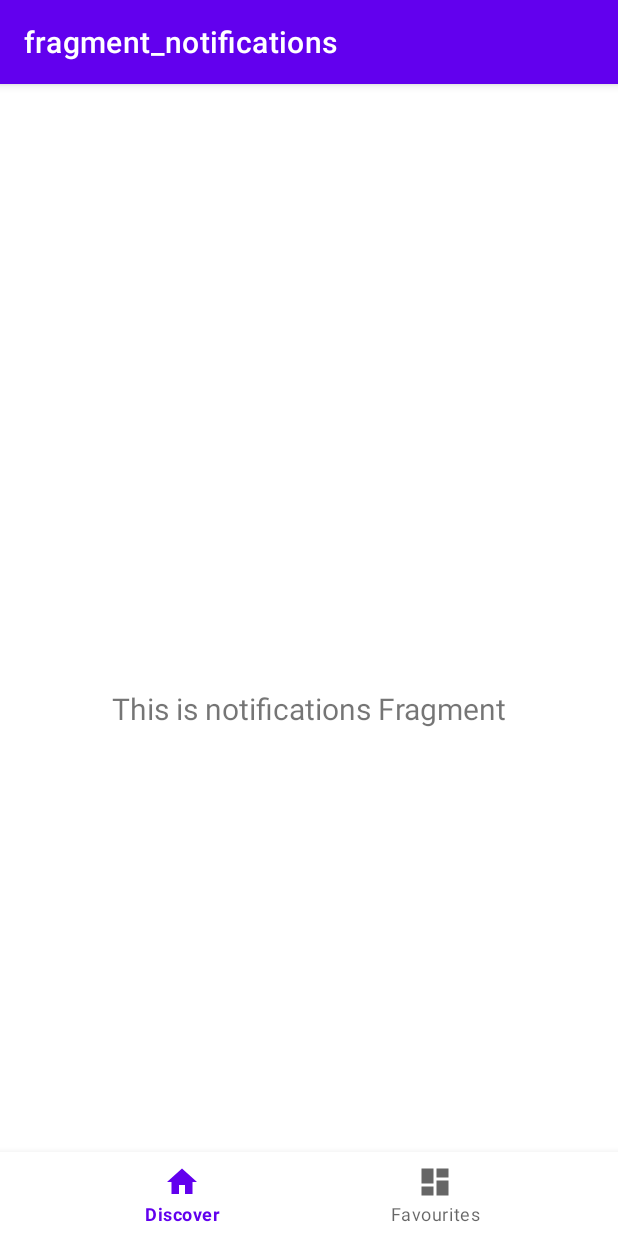
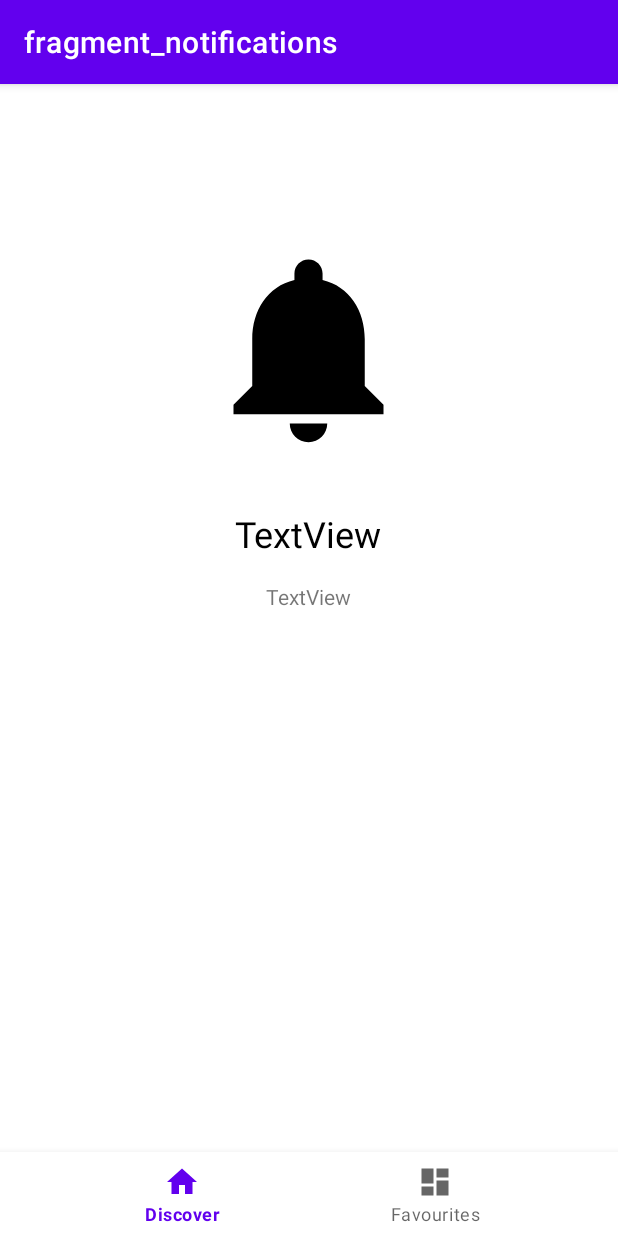
Before and after one commit to mrweikiat/MyMovies, an Android app: the NotificationsFragment screen opened through its navigation route, on a phone screen of 412 x 824 dp. Run offline under Robolectric (Android 15) with nearby library versions, the phone set to English and light mode, and no system bars; our stand-ins replace navigation-ui.

Commit message:
chore: update navigation graph to navigate to movie details

```diff
--- a/app/build.gradle
+++ b/app/build.gradle
@@ -51,6 +51,10 @@ dependencies {
     //recycled view
     implementation 'androidx.recyclerview:recyclerview:1.1.0'
 
+    //coordinated layout
+    'androidx.coordinatorlayout:coordinatorlayout:1.1.0'
+    implementation 'com.google.android.material:material:1.3.0'
+
 
     testImplementation 'junit:junit:4.+'
     androidTestImplementation 'androidx.test.ext:junit:1.1.2'
--- a/app/src/main/java/com/example/mymovies/ui/discover/DiscoverFragment.kt
+++ b/app/src/main/java/com/example/mymovies/ui/discover/DiscoverFragment.kt
@@ -7,6 +7,7 @@ import android.widget.GridView
 import android.widget.Toast
 import androidx.fragment.app.Fragment
 import androidx.lifecycle.ViewModelProvider
+import androidx.navigation.findNavController
 import androidx.navigation.fragment.findNavController
 import com.example.mymovies.MainAdapter
 import com.example.mymovies.R
@@ -75,8 +76,11 @@ class DiscoverFragment : Fragment() {
         val mainAdapter = MainAdapter(this@DiscoverFragment, movieNames, movieImages)
 
         gridView.adapter = mainAdapter
-        gridView.onItemClickListener =
 
+        gridView.onItemClickListener = AdapterView.OnItemClickListener { parent, view: View, position: Int, id: Long ->
+            // Write code to perform action when item is clicked.
+            view.findNavController().navigate(R.id.action_navigation_discover_to_navigation_details)
+        }
 
         return root
     }
--- a/app/src/main/java/com/example/mymovies/ui/favourites/FavouritesFragment.kt
+++ b/app/src/main/java/com/example/mymovies/ui/favourites/FavouritesFragment.kt
@@ -1,6 +1,8 @@
 package com.example.mymovies.ui.favourites
 
+import android.content.Intent
 import android.os.Bundle
+import android.telecom.Call
 import android.view.LayoutInflater
 import android.view.MenuItem
 import android.view.View
@@ -9,9 +11,11 @@ import android.widget.AdapterView
 import android.widget.GridView
 import androidx.fragment.app.Fragment
 import androidx.lifecycle.ViewModelProvider
+import androidx.navigation.findNavController
 import com.example.mymovies.MyFavouriteAdapter
 import com.example.mymovies.R
 import com.example.mymovies.databinding.FragmentFavouritesBinding
+import com.example.mymovies.ui.notifications.NotificationsFragment
 import com.google.android.material.snackbar.Snackbar
 
 class FavouritesFragment : Fragment() {
@@ -77,7 +81,7 @@ class FavouritesFragment : Fragment() {
 
         gridView.onItemClickListener = AdapterView.OnItemClickListener { parent, view: View, position: Int, id: Long ->
             // Write code to perform action when item is clicked.
-            Snackbar.make(requireView(), "Clicked", Snackbar.LENGTH_SHORT).show()
+            view.findNavController().navigate(R.id.action_navigation_favourites_to_navigation_details)
         }
 
         return root
--- a/app/src/main/java/com/example/mymovies/ui/notifications/NotificationsFragment.kt
+++ b/app/src/main/java/com/example/mymovies/ui/notifications/NotificationsFragment.kt
@@ -31,10 +31,11 @@ class NotificationsFragment : Fragment() {
         _binding = FragmentNotificationsBinding.inflate(inflater, container, false)
         val root: View = binding.root
 
-        val textView: TextView = binding.textNotifications
-        notificationsViewModel.text.observe(viewLifecycleOwner, Observer {
-            textView.text = it
-        })
+        //val textView: TextView = binding.textNotifications
+        //notificationsViewModel.text.observe(viewLifecycleOwner, Observer {
+            //textView.text = it
+        //})
+
         return root
     }
 
--- a/app/src/main/res/layout/fragment_notifications.xml
+++ b/app/src/main/res/layout/fragment_notifications.xml
@@ -1,22 +1,34 @@
 <?xml version="1.0" encoding="utf-8"?>
-<androidx.constraintlayout.widget.ConstraintLayout xmlns:android="http://schemas.android.com/apk/res/android"
+<LinearLayout xmlns:android="http://schemas.android.com/apk/res/android"
     xmlns:app="http://schemas.android.com/apk/res-auto"
-    xmlns:tools="http://schemas.android.com/tools"
     android:layout_width="match_parent"
     android:layout_height="match_parent"
-    tools:context=".ui.notifications.NotificationsFragment">
+    android:gravity="center_horizontal"
+    android:orientation="vertical"
+    android:padding="15dp"
+    android:title="movieDetails">
+
+    <ImageView
+        android:id="@+id/imgFoodDetails"
+        android:layout_width="150dp"
+        android:layout_height="150dp"
+        android:layout_marginTop="30dp"
+        app:srcCompat="@drawable/ic_notifications_black_24dp" />
 
     <TextView
-        android:id="@+id/text_notifications"
-        android:layout_width="match_parent"
+        android:id="@+id/tvName"
+        android:layout_width="wrap_content"
         android:layout_height="wrap_content"
-        android:layout_marginStart="8dp"
-        android:layout_marginTop="8dp"
-        android:layout_marginEnd="8dp"
-        android:textAlignment="center"
-        android:textSize="20sp"
-        app:layout_constraintBottom_toBottomOf="parent"
-        app:layout_constraintEnd_toEndOf="parent"
-        app:layout_constraintStart_toStartOf="parent"
-        app:layout_constraintTop_toTopOf="parent" />
-</androidx.constraintlayout.widget.ConstraintLayout>
+        android:layout_marginTop="32dp"
+        android:text="TextView"
+        android:textColor="@color/black"
+        android:textSize="24sp" />
+
+    <TextView
+        android:id="@+id/tvDetails"
+        android:layout_width="wrap_content"
+        android:layout_height="wrap_content"
+        android:layout_marginTop="16dp"
+        android:text="TextView" />
+
+</LinearLayout>
--- a/app/src/main/res/navigation/mobile_navigation.xml
+++ b/app/src/main/res/navigation/mobile_navigation.xml
@@ -10,13 +10,20 @@
         android:name="com.example.mymovies.ui.discover.DiscoverFragment"
         android:label="@string/title_discover"
         tools:layout="@layout/fragment_discover" >
+        <action
+            android:id="@+id/action_navigation_discover_to_navigation_details"
+            app:destination="@id/navigation_details" />
     </fragment>
 
     <fragment
         android:id="@+id/navigation_favourites"
         android:name="com.example.mymovies.ui.favourites.FavouritesFragment"
         android:label="@string/title_favourites"
-        tools:layout="@layout/fragment_favourites" />
+        tools:layout="@layout/fragment_favourites" >
+        <action
+            android:id="@+id/action_navigation_favourites_to_navigation_details"
+            app:destination="@id/navigation_details" />
+    </fragment>
 
     <fragment
         android:id="@+id/navigation_details"
--- a/build.gradle
+++ b/build.gradle
@@ -8,6 +8,7 @@ buildscript {
     dependencies {
         classpath "com.android.tools.build:gradle:4.2.1"
         classpath "org.jetbrains.kotlin:kotlin-gradle-plugin:$kotlin_version"
+
 
         // NOTE: Do not place your application dependencies here; they belong
         // in the individual module build.gradle files
```
